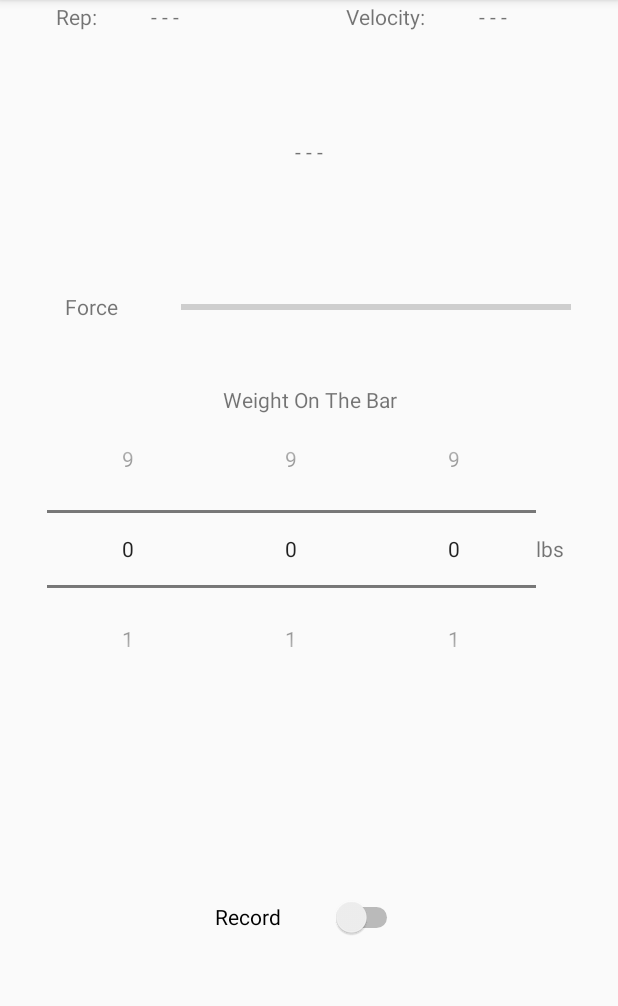
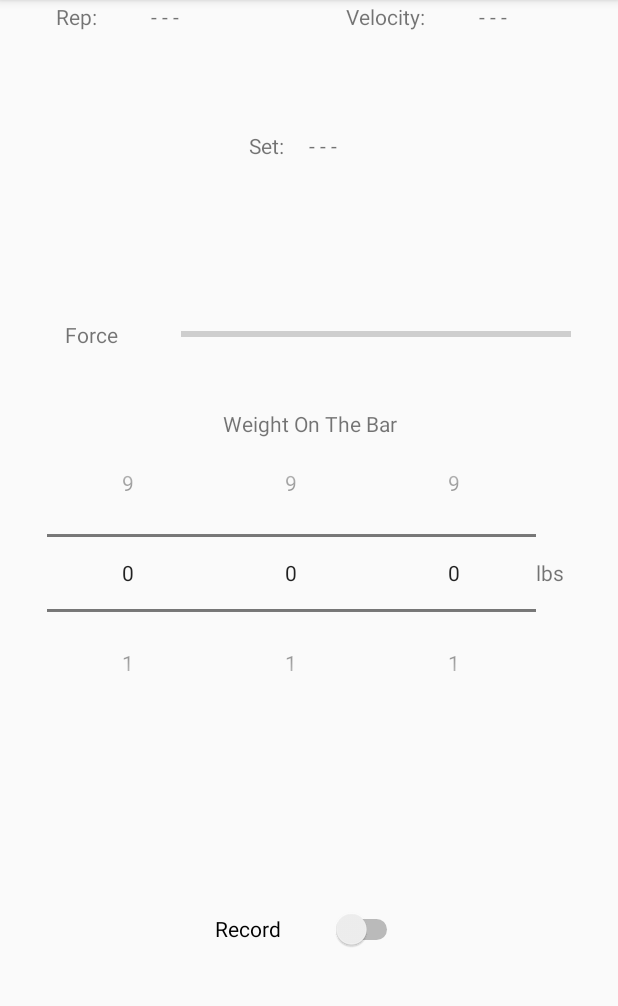
Before and after one commit to jinxed9/vbt-android-app, an Android app: the screen it shows after launch (FragmentPagerActivity), on a phone screen of 412 x 824 dp, the part 84-1090 px from its top. Run offline under Robolectric (Android 15) with nearby library versions, the phone set to English and light mode, and no system bars.

Commit message:
functional summary view. problem was with the database method firing an event before doing the actual insert, so count was off by one, which was caused the list not to reflect the latest rep.

```diff
--- a/app/src/main/java/com/forzametrix/forzametrix/data/RepsDatabaseContract.java
+++ b/app/src/main/java/com/forzametrix/forzametrix/data/RepsDatabaseContract.java
@@ -18,37 +18,20 @@ package com.forzametrix.forzametrix.data;
 
 import android.database.Cursor;
 
-import com.forzametrix.forzametrix.summary.SummaryContract;
-
 public interface RepsDatabaseContract {
 
     public interface Database{
 
-        //Create
         long create(long id, int set,String date, int rep, double vel,int weight, String type);
-
-        //Update
-        void update(long id);
-
-        //Delete
         boolean delete(long id);
-
-        //Read
-        int readWeight(long id);
-        int readReps(long id);
-        int readSet(long id);
-        String readDate(long id);
-        String readType(long id);
-        float readVelocity(long id);
-
         Cursor selectDates();
         Cursor selectReps(String date);
-
         void setDatabaseEventListener(DatabaseEventListener listener);
     }
 
     public interface DatabaseEventListener{
-        void onEvent();
+        void onCreate();
+        void onDelete();
     }
 
 
--- a/app/src/main/java/com/forzametrix/forzametrix/logger/LoggerContract.java
+++ b/app/src/main/java/com/forzametrix/forzametrix/logger/LoggerContract.java
@@ -36,9 +36,9 @@ public interface LoggerContract {
 
         void updateForce(int force);
 
-        void updateForceView(String force);
+        void updateRep(String rep);
 
-        void updateRep(String rep);
+        void updateSet(String set);
 
         void updateVelocity(String velocity);
 
@@ -56,6 +56,8 @@ public interface LoggerContract {
 
         void onAccuracyChanged(Sensor sensor, int accuracy);
 
+        void getLastSet();
+
 
     }
 }
--- a/app/src/main/java/com/forzametrix/forzametrix/logger/LoggerFragment.java
+++ b/app/src/main/java/com/forzametrix/forzametrix/logger/LoggerFragment.java
@@ -42,7 +42,7 @@ public class LoggerFragment extends Fragment implements LoggerContract.View{
     Sensor mAccelSensor;
     Sensor mGyroSensor;
     Sensor mGravitySensor;
-    TextView forceView,repsView,velocityView;
+    TextView forceView,repsView,velocityView,setView;
 
 
     public LoggerFragment(){
@@ -69,13 +69,17 @@ public class LoggerFragment extends Fragment implements LoggerContract.View{
         hundreds = (NumberPicker) view.findViewById(R.id.numberPicker_hundreds);
         record = (Switch)view.findViewById(R.id.switch_record);
         forceBar = (ProgressBar)view.findViewById(R.id.progressBar_force);
-        forceView = (TextView)view.findViewById(R.id.textView_force);
+        //forceView = (TextView)view.findViewById(R.id.textView_force);
         velocityView = (TextView)view.findViewById(R.id.textView_velocityActual);
         repsView = (TextView)view.findViewById(R.id.textView_repsActual);
+        setView = (TextView)view.findViewById(R.id.textView_set);
+
 
         forceBar.setMax(100);
         forceBar.setProgress(0);
-        forceView.setText("- - -");
+
+        setView.setText("- - -");
+        mPresenter.getLastSet();
 
         ones.setMinValue(0);
         tens.setMinValue(0);
@@ -86,6 +90,7 @@ public class LoggerFragment extends Fragment implements LoggerContract.View{
         ones.setWrapSelectorWheel(true);
         tens.setWrapSelectorWheel(true);
         hundreds.setWrapSelectorWheel(true);
+
 
 
         mSensorManager = (SensorManager)getActivity().getSystemService(Context.SENSOR_SERVICE);
@@ -135,10 +140,6 @@ public class LoggerFragment extends Fragment implements LoggerContract.View{
         mPresenter = checkNotNull(presenter);
     }
 
-    public void updateForceView(String force){
-        forceView.setText(force);
-    }
-
     public void updateForce(int force){
         forceBar.setProgress(force);
     }
@@ -146,6 +147,8 @@ public class LoggerFragment extends Fragment implements LoggerContract.View{
     public void updateRep(String rep){
         repsView.setText(rep);
     }
+
+    public void updateSet(String set){ setView.setText(set);}
 
     public void updateVelocity(String velocity){
         velocityView.setText(velocity);
--- a/app/src/main/java/com/forzametrix/forzametrix/logger/LoggerPresenter.java
+++ b/app/src/main/java/com/forzametrix/forzametrix/logger/LoggerPresenter.java
@@ -74,9 +74,7 @@ public class LoggerPresenter implements LoggerContract.Presenter {
         logging = false;
         accelReady = false;
         rep = 0;
-
-        //set needs to be initialized to the highest set for this date from the database.
-        set = getLastSet();
+        set = 0;
 
         cumVelocity = 0.0f;
         prevAccelMagnitude = 0.0f;
@@ -84,6 +82,8 @@ public class LoggerPresenter implements LoggerContract.Presenter {
         samples = 0;
         fileName = "";
         date = "";
+
+
 
     }
 
@@ -119,7 +119,6 @@ public class LoggerPresenter implements LoggerContract.Presenter {
 
         float output = a *((dp -  prevOutput) + prevOutput);
 
-        mLoggerView.updateForceView(String.format("%.3f",output));
         mLoggerView.updateForce((int)(output*10));
 
         //data = data + currentTime + "," + dp + "\n";
@@ -184,14 +183,13 @@ public class LoggerPresenter implements LoggerContract.Presenter {
     public void beginRecording(){
         Log.v("Presenter:","Begin Recording.");
         set++;
+        rep = 0;
+        mLoggerView.updateSet(Integer.toString(set));
         weight = mLoggerView.getWeight();
-
     }
 
     public void endRecording(){
         Log.v("Presenter:","End Recording.");
-
-
     }
 
 
@@ -213,12 +211,11 @@ public class LoggerPresenter implements LoggerContract.Presenter {
         return date.format(calendar.getTime());
     }
 
-    private int getLastSet(){
+    public void getLastSet() {
         Cursor cursor = mRepsDatabase.selectReps(getDateString());
-        if(cursor.moveToLast()){
-            return cursor.getInt(cursor.getColumnIndex("setNum"));
-        }else{
-            return 0;
+        if (cursor.moveToLast()) {
+            set = cursor.getInt(cursor.getColumnIndex("setNum"));
+            mLoggerView.updateSet(Integer.toString(set));
         }
     }
 }
--- a/app/src/main/java/com/forzametrix/forzametrix/summary/SummaryContract.java
+++ b/app/src/main/java/com/forzametrix/forzametrix/summary/SummaryContract.java
@@ -23,6 +23,9 @@ import android.hardware.SensorEventListener;
 import com.forzametrix.forzametrix.BasePresenter;
 import com.forzametrix.forzametrix.BaseView;
 
+import java.util.HashMap;
+import java.util.List;
+
 //import com.example.android.architecture.blueprints.todoapp.data.Task;
 
 
@@ -32,11 +35,11 @@ import com.forzametrix.forzametrix.BaseView;
 public interface SummaryContract {
 
     interface View extends BaseView<Presenter>{
-        void notifyDatasetChanged();
+        void refreshView();
     }
 
+
     interface Presenter extends BasePresenter {
-
         //get the number of unique dates
         int getDatesCount();
 
@@ -49,7 +52,8 @@ public interface SummaryContract {
 
         void deleteRep(String date, int childPosition);
 
+        List<String> initHeaders();
 
-
+        HashMap<String,List<String>> initChildren();
     }
 }
--- a/app/src/main/java/com/forzametrix/forzametrix/summary/SummaryFragment.java
+++ b/app/src/main/java/com/forzametrix/forzametrix/summary/SummaryFragment.java
@@ -18,6 +18,7 @@ import com.forzametrix.forzametrix.R;
 import com.forzametrix.forzametrix.R.layout;
 
 
+import java.util.ArrayList;
 import java.util.HashMap;
 import java.util.List;
 
@@ -36,11 +37,11 @@ public class SummaryFragment extends Fragment implements SummaryContract.View {
 
     View v;
     ExpandableListAdapter mAdapter;
-    List<String> _listDataHeader;
-    HashMap<String, List<String>> _listDataChild;
     SummaryContract.Presenter mPresenter;
     ExpandableListView lv;
     Context con;
+
+    int number;
 
     public SummaryFragment() {
         // Required empty public constructor
@@ -69,13 +70,19 @@ public class SummaryFragment extends Fragment implements SummaryContract.View {
         con=getActivity();
 
 
+
         ///set presenter must be called before set adapter.
         //TODO set the presneter in the adapter constructor
-        mAdapter=new ExpandableListAdapter(con,_listDataHeader, _listDataChild) ;
+        mAdapter=new ExpandableListAdapter(con) ;
+
+
         //pass this presenter to the adapter
         mAdapter.setPresenter(mPresenter);
         // setting list adapter
         lv.setAdapter(mAdapter);
+        number = 0;
+
+        mAdapter.setNewItems(mPresenter.initHeaders(),mPresenter.initChildren());
 
     }
 
@@ -84,25 +91,34 @@ public class SummaryFragment extends Fragment implements SummaryContract.View {
     }
 
 
-
-    public int getDates(){
-        int number = 0;
-
-        number = mAdapter.getGroupCount();
-
-        return 0;
-    }
-
     public void setPresenter(@NonNull SummaryContract.Presenter presenter){
         //set this objects presenter
         mPresenter = checkNotNull(presenter);
     }
 
-    public void notifyDatasetChanged(){
-        mAdapter.notifyDataSetChanged();
+
+    public void refreshView(){
+        if(mPresenter != null)
+            mAdapter.setNewItems(mPresenter.initHeaders(),mPresenter.initChildren());
     }
 
 }
+
+
+
+
+
+
+
+
+
+
+
+
+
+
+
+
 class ExpandableListAdapter extends BaseExpandableListAdapter
 {
     private SummaryContract.Presenter mPresenter;
@@ -110,22 +126,21 @@ class ExpandableListAdapter extends BaseExpandableListAdapter
     private List<String> _listDataHeader;
     private HashMap<String, List<String>> _listDataChild;
 
-    ExpandableListAdapter(Context con, List<String> listDataHeader , HashMap<String, List<String>>  listDataChild)
-    {
+    ExpandableListAdapter(Context con) {
         this._context=con;
-        this._listDataChild=listDataChild;
-        this._listDataHeader=listDataHeader;
     }
 
     //these methods pull data from the underlying data model
     @Override
     public Object getChild(int groupPosition, int childPosititon) {
 
-        String date = (String) getGroup(groupPosition);
-
-        String repString = mPresenter.getRepString(date,childPosititon);
-
-        return repString;
+        if(_listDataHeader != null && _listDataChild != null){
+            String key = (String) getGroup(groupPosition);
+            return _listDataChild.get(key).get(childPosititon);
+        }
+        return "";
+        //String repString = mPresenter.getRepString(date,childPosititon);
+        //return repString;
     }
 
 
@@ -177,26 +192,45 @@ class ExpandableListAdapter extends BaseExpandableListAdapter
 
     @Override
     public int getChildrenCount(int groupPosition) {
+        String key = (String)getGroup(groupPosition);
+        if(_listDataChild != null) {
+            if (_listDataChild.containsKey(key)){
+                return _listDataChild.get(key).size();
+            }
+            return 0;
+        }
+        return 0;
+        /*
         String date = (String) getGroup(groupPosition);
         int childrenCount = mPresenter.getRepsCount(date);
         return childrenCount;
+        */
     }
 
     @Override
     public Object getGroup(int groupPosition) {
-
+        if(_listDataHeader != null)
+            return _listDataHeader.get(groupPosition);
+        return 0;
+        /*
         // TODO Auto-generated method stub
         String date = mPresenter.getDate(groupPosition);
-        //return this._listDataHeader.get(groupPosition);
         return date;
+        */
     }
 
     //this is how it determine how many iterations to go through
     @Override
     public int getGroupCount() {
+        if(_listDataHeader != null)
+            return _listDataHeader.size();
+        return 0;
+
+        /*
         //make a query to the db to return a cursor with the number of unique dates
         int dates = mPresenter.getDatesCount();
         return dates;
+        */
     }
 
     @Override
@@ -225,7 +259,7 @@ class ExpandableListAdapter extends BaseExpandableListAdapter
     @Override
     public boolean hasStableIds() {
         // TODO Auto-generated method stub
-        return false;
+        return true;
     }
 
     @Override
@@ -238,4 +272,11 @@ class ExpandableListAdapter extends BaseExpandableListAdapter
     public void setPresenter(@NonNull SummaryContract.Presenter presenter){
         mPresenter = checkNotNull(presenter);
     }
+
+    public void setNewItems(List<String> listDataHeader, HashMap<String,List<String>> listDataChild){
+        this._listDataChild = listDataChild;
+        this._listDataHeader = listDataHeader;
+        this.notifyDataSetChanged();
+    }
+
 }
--- a/app/src/main/java/com/forzametrix/forzametrix/summary/SummaryPresenter.java
+++ b/app/src/main/java/com/forzametrix/forzametrix/summary/SummaryPresenter.java
@@ -1,15 +1,14 @@
 package com.forzametrix.forzametrix.summary;
 
 import android.database.Cursor;
-import android.os.Bundle;
 import android.support.annotation.NonNull;
-import android.util.Log;
-import android.database.DataSetObserver;
 
-import com.forzametrix.forzametrix.data.RepsDatabase;
 import com.forzametrix.forzametrix.data.RepsDatabaseContract;
 import com.forzametrix.forzametrix.data.RepsDatabaseContract.DatabaseEventListener;
 
+import java.util.ArrayList;
+import java.util.HashMap;
+import java.util.List;
 
 import static android.support.v4.util.Preconditions.checkNotNull;
 
@@ -33,12 +32,38 @@ public class SummaryPresenter implements SummaryContract.Presenter {
         mSummaryView.setPresenter(this);
 
         mSummaryDatabase.setDatabaseEventListener(new DatabaseEventListener() {
+
             @Override
-            public void onEvent() {
-                mSummaryView.notifyDatasetChanged();
+            public void onCreate() {
+                mSummaryView.refreshView();
+            }
+
+            @Override
+            public void onDelete(){
+                mSummaryView.refreshView();
             }
         });
+    }
 
+    public List<String> initHeaders(){
+        List<String> headers = new ArrayList<String>();
+        for(int i = 0; i < getDatesCount(); i++){
+            headers.add(getDate(i));
+        }
+        return headers;
+    }
+
+    public HashMap<String,List<String>> initChildren(){
+        HashMap<String,List<String>> children = new HashMap<String,List<String>>();
+        for(int i = 0; i < getDatesCount(); i++){
+            String header = getDate(i);
+            List<String> child = new ArrayList<String>();
+            for(int j = 0; j < getRepsCount(header); j++){
+                child.add(getRepString(header,j));
+            }
+            children.put(header,child);
+        }
+        return children;
     }
 
 
@@ -51,7 +76,9 @@ public class SummaryPresenter implements SummaryContract.Presenter {
 
     public int getRepsCount(String date){
         Cursor reps = mSummaryDatabase.selectReps(date);
-        return reps.getCount();
+        int count = reps.getCount();
+
+        return count;
     }
 
 
@@ -67,7 +94,6 @@ public class SummaryPresenter implements SummaryContract.Presenter {
     }
 
     public String getRepString(String date,int index){
-        String repString = "";
         int rep = 0;
         int set = 0;
         float velocity = 0.00f;
@@ -76,7 +102,6 @@ public class SummaryPresenter implements SummaryContract.Presenter {
         Cursor reps = mSummaryDatabase.selectReps(date);
         if(reps.moveToFirst()){
             reps.move(index);
-            int index3 = reps.getColumnIndex("setNum");
             rep = reps.getInt(reps.getColumnIndex("repNum"));
             set = reps.getInt(reps.getColumnIndex("setNum"));
             velocity = reps.getFloat(reps.getColumnIndex("velocity"));
@@ -86,7 +111,7 @@ public class SummaryPresenter implements SummaryContract.Presenter {
 
 
 
-        return "Set: "+set + " Rep: " + rep + " Vel: " + velocity + " @ " + weight + " lbs "+ type;
+        return "Set: "+ set + " Rep: " + rep + " Vel: " + velocity + " @ " + weight + " lbs "+ type;
     }
 
 
@@ -100,8 +125,4 @@ public class SummaryPresenter implements SummaryContract.Presenter {
             boolean success = mSummaryDatabase.delete(rowId);
         }
     }
-
-
-
-
 }
--- a/app/src/main/res/layout/logger_fragment.xml
+++ b/app/src/main/res/layout/logger_fragment.xml
@@ -50,13 +50,28 @@
             android:text="- - -" />
     </LinearLayout>
 
-    <TextView
-        android:id="@+id/textView_force"
+    <LinearLayout
         android:layout_width="match_parent"
         android:layout_height="wrap_content"
-        android:layout_weight=".15"
-        android:gravity="center_horizontal"
-        android:text="- - -" />
+        android:layout_weight=".25"
+        android:orientation="horizontal">
+
+        <TextView
+            android:id="@+id/textView_setLabel"
+            android:layout_width="match_parent"
+            android:layout_height="wrap_content"
+            android:layout_weight="1"
+            android:gravity="right"
+            android:text="Set:     " />
+
+        <TextView
+            android:id="@+id/textView_set"
+            android:layout_width="match_parent"
+            android:layout_height="wrap_content"
+            android:layout_weight="1"
+            android:gravity="left"
+            android:text="- - -" />
+    </LinearLayout>
 
     <LinearLayout
         android:layout_width="match_parent"
```
Also changed, not shown: app/src/main/java/com/forzametrix/forzametrix/data/RepsDatabase.java (+8 -93 lines), app/src/main/java/com/forzametrix/forzametrix/util/ActivityUtils.java (deleted, +0 -45 lines), app/src/main/java/com/forzametrix/forzametrix/velocity/VelocityFragment.java (deleted, +0 -33 lines), app/src/main/res/layout-land/velocity_fragment.xml (deleted, +0 -91 lines), app/src/main/res/layout/activity_main.xml (deleted, +0 -49 lines), app/src/main/res/layout/velocity_fragment.xml (deleted, +0 -101 lines).
